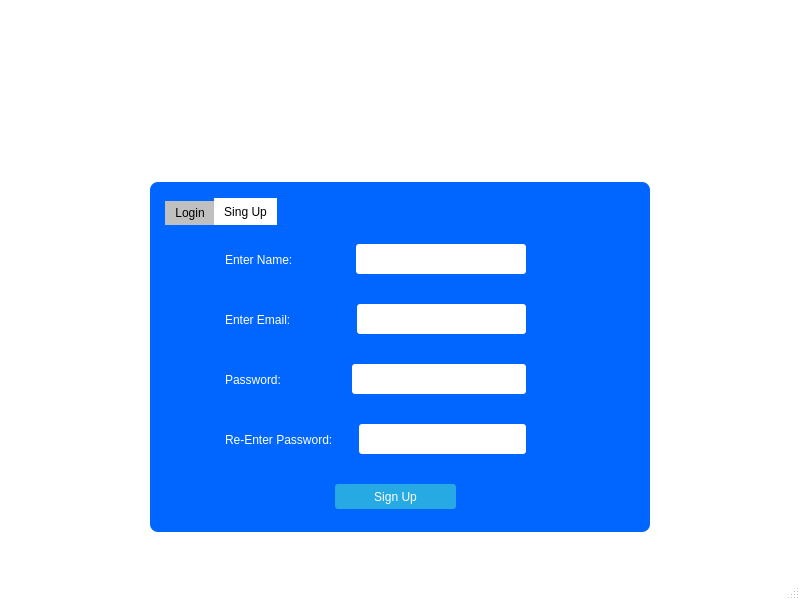
Before: the Qt Designer form Welcome.ui in TarangGarlapally/pegasus-chat, drawn with Qt 5.
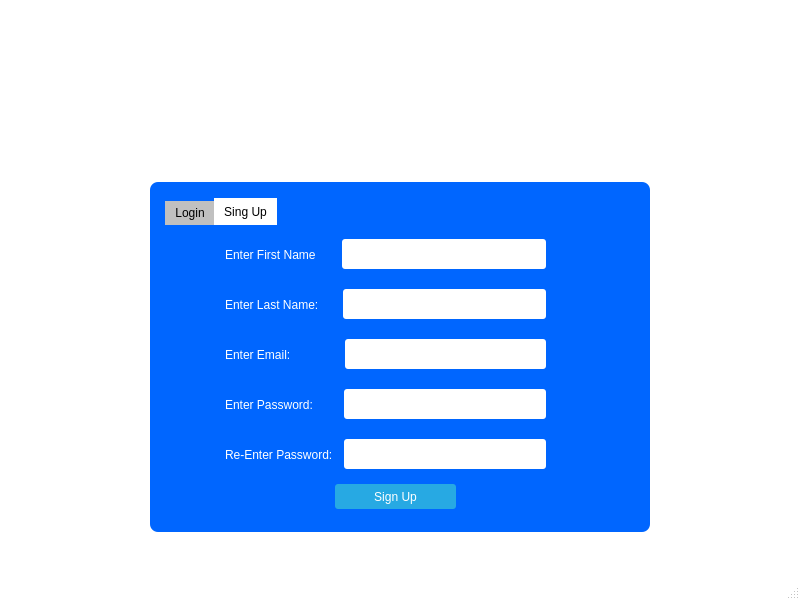
After: the same form once the commit is applied. The open tabs and pages were chosen to show the change. Icons and pictures are not drawn.

Commit message:
Scrolling and Enter to send accomplished
Scrolling to the end of  the chat section, every time a new message appears.
And Message layout, enter to send is achieved.

The edit to the form file:
```diff
--- a/Welcome.ui
+++ b/Welcome.ui
@@ -384,8 +384,8 @@
               <rect>
                <x>60</x>
                <y>10</y>
-               <width>301</width>
-               <height>51</height>
+               <width>321</width>
+               <height>41</height>
               </rect>
              </property>
              <layout class="QHBoxLayout" name="horizontalLayout">
@@ -396,7 +396,7 @@
 </string>
                 </property>
                 <property name="text">
-                 <string>Enter Name:</string>
+                 <string>Enter First Name</string>
                 </property>
                </widget>
               </item>
@@ -410,7 +410,7 @@
                 </property>
                 <property name="sizeHint" stdset="0">
                  <size>
-                  <width>57</width>
+                  <width>20</width>
                   <height>20</height>
                  </size>
                 </property>
@@ -436,9 +436,9 @@
              <property name="geometry">
               <rect>
                <x>60</x>
-               <y>70</y>
-               <width>301</width>
-               <height>51</height>
+               <y>60</y>
+               <width>321</width>
+               <height>41</height>
               </rect>
              </property>
              <layout class="QHBoxLayout" name="horizontalLayout_3">
@@ -448,7 +448,7 @@
                  <string notr="true">QLabel { color: white; }</string>
                 </property>
                 <property name="text">
-                 <string>Enter Email:</string>
+                 <string>Enter Last Name:</string>
                 </property>
                </widget>
               </item>
@@ -462,14 +462,14 @@
                 </property>
                 <property name="sizeHint" stdset="0">
                  <size>
-                  <width>60</width>
+                  <width>18</width>
                   <height>20</height>
                  </size>
                 </property>
                </spacer>
               </item>
               <item>
-               <widget class="QLineEdit" name="email">
+               <widget class="QLineEdit" name="lname">
                 <property name="minimumSize">
                  <size>
                   <width>0</width>
@@ -487,9 +487,9 @@
              <property name="geometry">
               <rect>
                <x>60</x>
-               <y>130</y>
-               <width>301</width>
-               <height>51</height>
+               <y>110</y>
+               <width>321</width>
+               <height>41</height>
               </rect>
              </property>
              <layout class="QHBoxLayout" name="horizontalLayout_8">
@@ -500,7 +500,7 @@
 </string>
                 </property>
                 <property name="text">
-                 <string>Password:</string>
+                 <string>Enter Email:</string>
                 </property>
                </widget>
               </item>
@@ -514,14 +514,14 @@
                 </property>
                 <property name="sizeHint" stdset="0">
                  <size>
-                  <width>65</width>
+                  <width>48</width>
                   <height>20</height>
                  </size>
                 </property>
                </spacer>
               </item>
               <item>
-               <widget class="QLineEdit" name="password_2">
+               <widget class="QLineEdit" name="email">
                 <property name="minimumSize">
                  <size>
                   <width>0</width>
@@ -531,6 +531,9 @@
                 <property name="styleSheet">
                  <string notr="true">QLineEdit { border-radius: 3px; }</string>
                 </property>
+                <property name="echoMode">
+                 <enum>QLineEdit::Normal</enum>
+                </property>
                </widget>
               </item>
              </layout>
@@ -539,9 +542,9 @@
              <property name="geometry">
               <rect>
                <x>60</x>
-               <y>190</y>
-               <width>301</width>
-               <height>51</height>
+               <y>160</y>
+               <width>321</width>
+               <height>41</height>
               </rect>
              </property>
              <layout class="QHBoxLayout" name="horizontalLayout_9">
@@ -551,7 +554,7 @@
                  <string notr="true">QLabel { color: white; }</string>
                 </property>
                 <property name="text">
-                 <string>Re-Enter Password:</string>
+                 <string>Enter Password:</string>
                 </property>
                </widget>
               </item>
@@ -565,14 +568,14 @@
                 </property>
                 <property name="sizeHint" stdset="0">
                  <size>
-                  <width>20</width>
+                  <width>25</width>
                   <height>20</height>
                  </size>
                 </property>
                </spacer>
               </item>
               <item>
-               <widget class="QLineEdit" name="reenter">
+               <widget class="QLineEdit" name="password_2">
                 <property name="minimumSize">
                  <size>
                   <width>0</width>
@@ -582,6 +585,9 @@
                 <property name="styleSheet">
                  <string notr="true">QLineEdit { border-radius: 3px; }</string>
                 </property>
+                <property name="echoMode">
+                 <enum>QLineEdit::Password</enum>
+                </property>
                </widget>
               </item>
              </layout>
@@ -615,6 +621,60 @@
               <string>Sign Up</string>
              </property>
             </widget>
+            <widget class="QWidget" name="horizontalLayoutWidget_9">
+             <property name="geometry">
+              <rect>
+               <x>60</x>
+               <y>210</y>
+               <width>321</width>
+               <height>41</height>
+              </rect>
+             </property>
+             <layout class="QHBoxLayout" name="horizontalLayout_10">
+              <item>
+               <widget class="QLabel" name="label_8">
+                <property name="styleSheet">
+                 <string notr="true">QLabel { color: white; }</string>
+                </property>
+                <property name="text">
+                 <string>Re-Enter Password:</string>
+                </property>
+               </widget>
+              </item>
+              <item>
+               <spacer name="horizontalSpacer_6">
+                <property name="orientation">
+                 <enum>Qt::Horizontal</enum>
+                </property>
+                <property name="sizeType">
+                 <enum>QSizePolicy::Fixed</enum>
+                </property>
+                <property name="sizeHint" stdset="0">
+                 <size>
+                  <width>5</width>
+                  <height>20</height>
+                 </size>
+                </property>
+               </spacer>
+              </item>
+              <item>
+               <widget class="QLineEdit" name="reenter">
+                <property name="minimumSize">
+                 <size>
+                  <width>0</width>
+                  <height>30</height>
+                 </size>
+                </property>
+                <property name="styleSheet">
+                 <string notr="true">QLineEdit { border-radius: 3px; }</string>
+                </property>
+                <property name="echoMode">
+                 <enum>QLineEdit::Password</enum>
+                </property>
+               </widget>
+              </item>
+             </layout>
+            </widget>
            </widget>
           </widget>
          </item>
```
Left out of the diff: 17 changed lines with no effect on the pictures. The commit also changes 5 other files.
